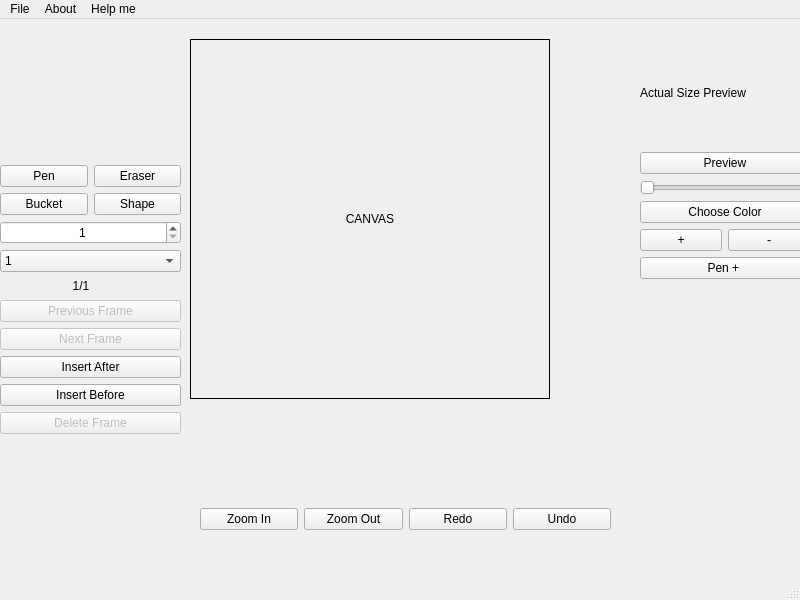
This is SpriteEditor/view.ui in University-of-Utah-CS3505/a7-sprite-editor-s22-charming21 as Qt 5 draws it before an edit. The edited form follows.
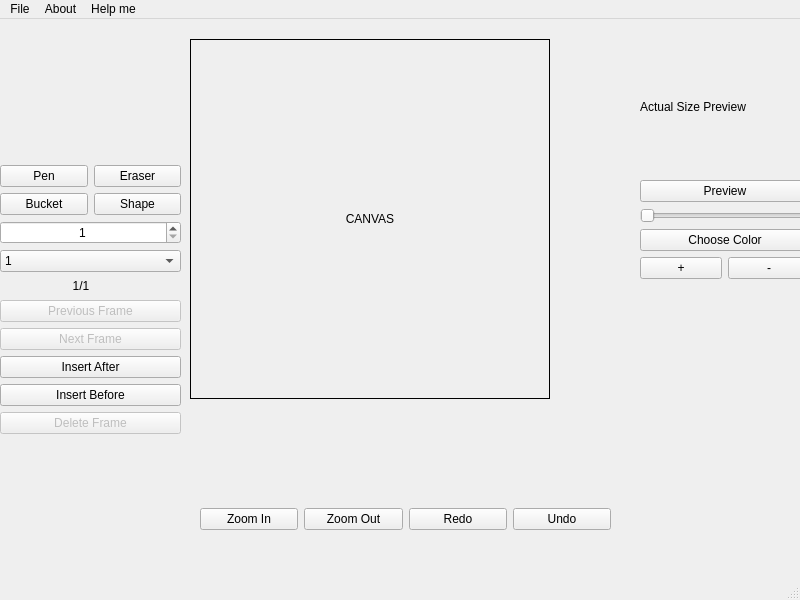
This is the edited form. Custom widgets are drawn as their Qt base class.

Commit message: Commit 4.0: We clean view.h, remoe some code that was not being used, and fixed bugs for insert new frames.

The edit to the form file:
```diff
--- a/SpriteEditor/view.ui
+++ b/SpriteEditor/view.ui
@@ -95,13 +95,6 @@
        </item>
       </layout>
      </item>
-     <item>
-      <widget class="QPushButton" name="increasePenButton">
-       <property name="text">
-        <string>Pen + </string>
-       </property>
-      </widget>
-     </item>
      <item>
       <widget class="QLabel" name="colorLabel">
        <property name="maximumSize">
```
Left out of the diff: 2 changed lines with no effect on the pictures. The commit also changes 4 other files.
